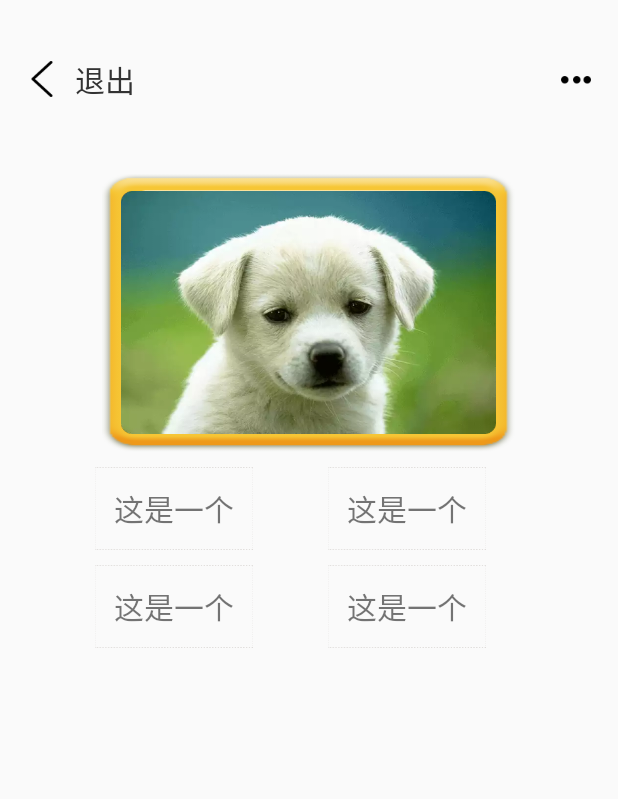
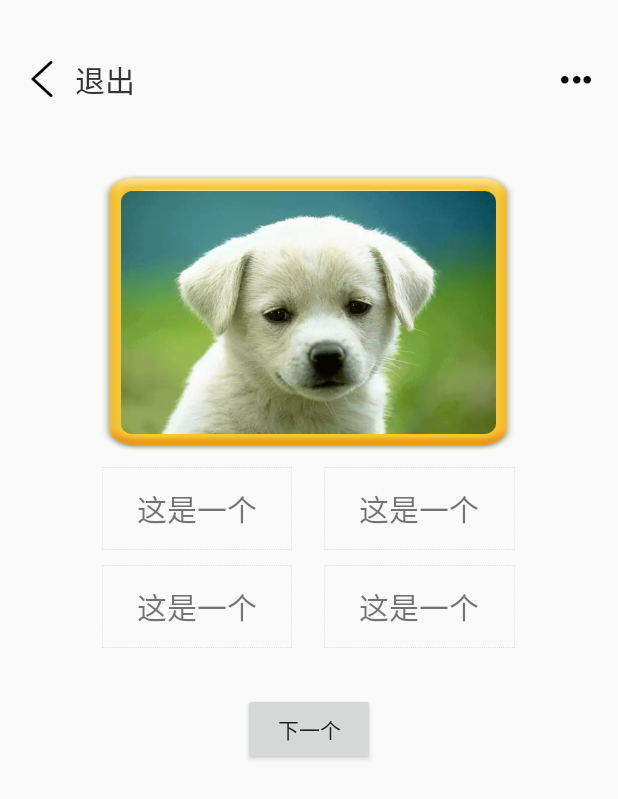
Before and after one commit to 623611718/BabyPerceive, an Android app: the layout activity_object_test.xml on its own in the app's theme, with its tools: preview values and no code run, on a phone screen of 412 x 824 dp. Shown: the top 799 px of the screen. Run offline under Robolectric (Android 15) with nearby library versions, the phone set to English and light mode, and no system bars.

Commit message:
英语测试

```diff
--- a/app/src/main/AndroidManifest.xml
+++ b/app/src/main/AndroidManifest.xml
@@ -32,7 +32,7 @@
             android:name="com.baidu.speech.VoiceRecognitionService"
             android:exported="false" />
 
-        <activity android:name=".Activity.ObjectTestActivity">
+        <activity android:name=".Activity.EnglishTestActivity">
             <intent-filter>
                 <action android:name="android.intent.action.MAIN" />
 
@@ -43,7 +43,8 @@
         <activity android:name=".Activity.TestActivity" />
         <activity android:name=".Activity.ObjectActivity" />
         <activity android:name=".Activity.AnimalActivity" />
-        <activity android:name=".MainActivity"></activity>
+        <activity android:name=".MainActivity" />
+        <activity android:name=".Activity.ObjectTestActivity"></activity>
     </application>
 
 </manifest>
--- a/app/src/main/res/layout/activity_object_test.xml
+++ b/app/src/main/res/layout/activity_object_test.xml
@@ -29,57 +29,84 @@
             android:layout_height="162dp"
             android:layout_gravity="center"
             android:background="@drawable/dog" />
+        <ImageView
+            android:id="@+id/image_answer"
+            android:layout_width="80dp"
+            android:layout_height="80dp"
+            android:layout_gravity="center" />
     </FrameLayout>
-
+<LinearLayout
+    android:id="@+id/layout1"
+    android:layout_width="275dp"
+    android:layout_height="wrap_content"
+    android:layout_below="@id/iamage_layout"
+    android:layout_centerHorizontal="true"
+    android:layout_marginTop="10dp"
+    android:orientation="horizontal">
     <TextView
         android:id="@+id/tv1"
         android:layout_width="105dp"
         android:layout_height="55dp"
-        android:layout_below="@id/iamage_layout"
-        android:layout_centerHorizontal="false"
-        android:layout_marginLeft="63dp"
-        android:layout_marginTop="10dp"
+        android:layout_weight="1"
         android:background="@drawable/bg_read_text"
         android:gravity="center"
         android:text="这是一个"
         android:textSize="20sp" />
     <TextView
+        android:layout_width="wrap_content"
+        android:layout_height="wrap_content"
+        android:layout_weight="1"
+        android:visibility="invisible"/>
+    <TextView
         android:id="@+id/tv2"
         android:layout_width="105dp"
         android:layout_height="55dp"
-        android:layout_toRightOf="@id/tv1"
-        android:layout_below="@id/iamage_layout"
-        android:layout_centerHorizontal="false"
-        android:layout_marginLeft="50dp"
+        android:layout_weight="1"
+        android:background="@drawable/bg_read_text"
+        android:layout_gravity="right"
+        android:gravity="center"
+        android:text="这是一个"
+        android:textSize="20sp" />
+</LinearLayout>
+    <LinearLayout
+        android:id="@+id/layout2"
+        android:layout_width="275dp"
+        android:layout_height="wrap_content"
+        android:layout_below="@id/layout1"
+        android:layout_centerHorizontal="true"
         android:layout_marginTop="10dp"
+        android:orientation="horizontal">
+        <TextView
+            android:id="@+id/tv3"
+            android:layout_width="105dp"
+            android:layout_height="55dp"
+            android:layout_weight="1"
             android:background="@drawable/bg_read_text"
             android:gravity="center"
             android:text="这是一个"
             android:textSize="20sp" />
         <TextView
-        android:id="@+id/tv3"
-        android:layout_width="105dp"
-        android:layout_height="55dp"
-
-        android:layout_below="@id/tv1"
-        android:layout_centerHorizontal="false"
-        android:layout_marginLeft="63dp"
-        android:layout_marginTop="10dp"
-        android:background="@drawable/bg_read_text"
-        android:gravity="center"
-        android:text="这是一个"
-        android:textSize="20sp" />
+            android:layout_width="wrap_content"
+            android:layout_height="wrap_content"
+            android:layout_weight="1"
+            android:visibility="invisible"/>
         <TextView
             android:id="@+id/tv4"
             android:layout_width="105dp"
             android:layout_height="55dp"
-        android:layout_toRightOf="@id/tv1"
-        android:layout_below="@id/tv1"
-        android:layout_centerHorizontal="false"
-        android:layout_marginLeft="50dp"
-        android:layout_marginTop="10dp"
+            android:layout_weight="1"
             android:background="@drawable/bg_read_text"
+            android:layout_gravity="right"
             android:gravity="center"
             android:text="这是一个"
             android:textSize="20sp" />
+    </LinearLayout>
+    <Button
+        android:id="@+id/next_bt"
+        android:layout_width="wrap_content"
+        android:layout_height="wrap_content"
+        android:layout_marginTop="30dp"
+        android:layout_centerHorizontal="true"
+        android:layout_below="@id/layout2"
+        android:text="@string/next"/>
 </RelativeLayout>
--- a/app/src/main/res/values/strings.xml
+++ b/app/src/main/res/values/strings.xml
@@ -15,4 +15,6 @@
     <string name="animal">动物</string>
     <string name="fruit">水果</string>
     <string name="vegetables">蔬菜</string>
+    <string name="down">按住说话</string>
+    <string name="up">正在说话</string>
 </resources>
```
Also changed, not shown: app/src/main/java/com/example/lz/babyperceive/Activity/EnglishTestActivity.java (added, +159 -0 lines), app/src/main/java/com/example/lz/babyperceive/Activity/ObjectTestActivity.java (+43 -4 lines), app/src/main/res/layout/activity_english_test.xml (added, +66 -0 lines), app/src/main/res/drawable-xxhdpi/bg_line.png (added), app/src/main/res/drawable-xxhdpi/ico_exam_correct.png (added), app/src/main/res/drawable-xxhdpi/ico_exam_error.png (added). Lines whose indentation alone changed are shown as unchanged.
